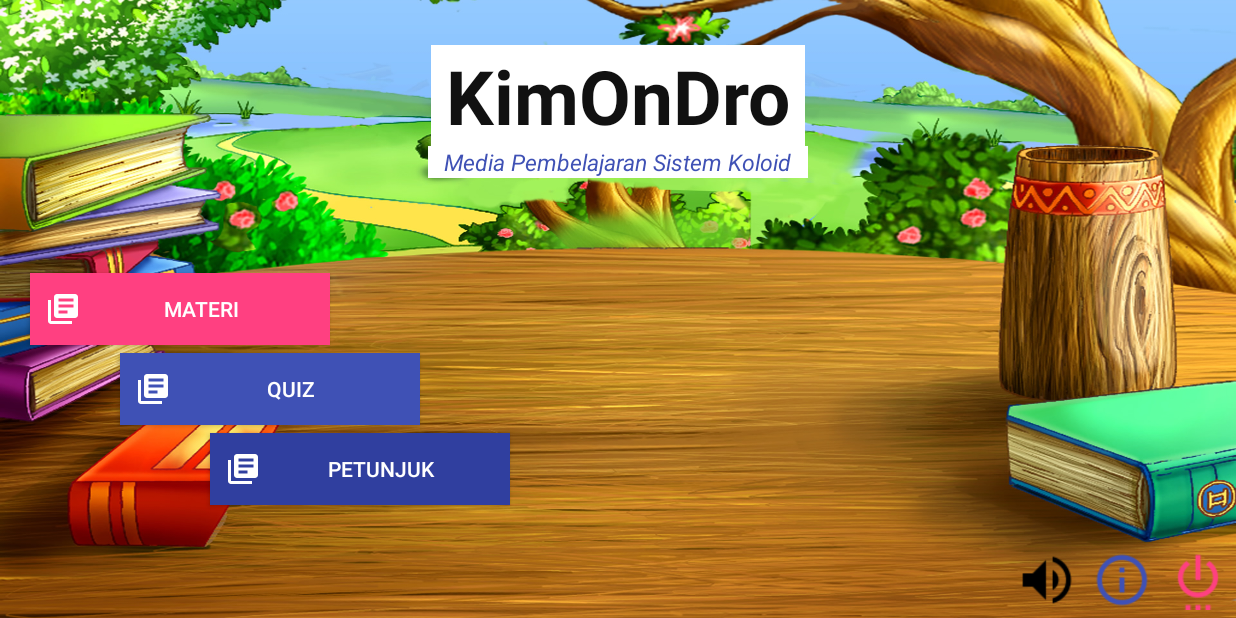
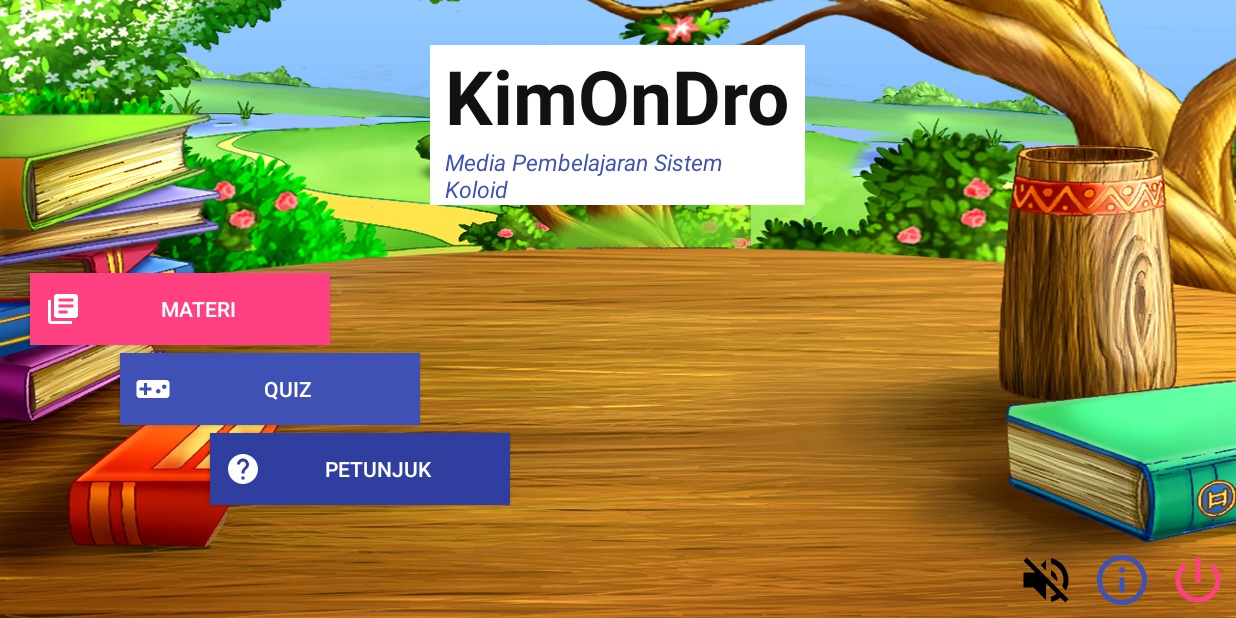
Before and after one commit to nandawawank/KimOnDroid, an Android app: the screen it shows after launch (MainActivity), after a tap on an icon or button, on a phone screen of 824 x 412 dp (held sideways). Run offline under Robolectric (Android 15) with nearby library versions, the phone set to English and light mode, and no system bars.

Commit message:
Menambahkan musik latar serta merubah ikon quiz dan petunjuk

```diff
--- a/app/src/main/java/com/madwak/kimondroid/MainActivity.java
+++ b/app/src/main/java/com/madwak/kimondroid/MainActivity.java
@@ -2,14 +2,23 @@ package com.madwak.kimondroid;
 
 import android.content.DialogInterface;
 import android.content.Intent;
+import android.graphics.drawable.Drawable;
+import android.media.MediaPlayer;
+import android.os.Build;
+import android.support.annotation.RequiresApi;
 import android.support.v7.app.AlertDialog;
 import android.support.v7.app.AppCompatActivity;
 import android.os.Bundle;
 import android.view.View;
 import android.view.Window;
 import android.view.WindowManager;
+import android.widget.Button;
 
 public class MainActivity extends AppCompatActivity {
+
+    Button btnMusic;
+    MediaPlayer bgMusic;
+    boolean isMusicOn = false;
 
     @Override
     protected void onCreate(Bundle savedInstanceState) {
@@ -17,6 +26,9 @@ public class MainActivity extends AppCompatActivity {
         this.requestWindowFeature(Window.FEATURE_NO_TITLE);
         this.getWindow().setFlags(WindowManager.LayoutParams.FLAG_FULLSCREEN, WindowManager.LayoutParams.FLAG_FULLSCREEN);
         setContentView(R.layout.activity_main);
+
+        btnMusic = (Button) findViewById(R.id.btnMusic);
+        funcMusic(null);
     }
 
     public void funcPetunjuk(View view) {
@@ -42,7 +54,19 @@ public class MainActivity extends AppCompatActivity {
     }
 
     public void funcMusic(View view) {
-
+        if (isMusicOn) {
+            bgMusic.stop();
+            bgMusic.release();
+            isMusicOn = false;
+            btnMusic.setBackgroundResource(R.drawable.ic_volume_off);
+        }
+        else {
+            bgMusic = MediaPlayer.create(MainActivity.this, R.raw.bensound_buddy);
+            bgMusic.start();
+            bgMusic.setLooping(true);
+            isMusicOn = true;
+            btnMusic.setBackgroundResource(R.drawable.ic_volume_up);
+        }
     }
 
     public void funcExit(View view) {
--- a/app/src/main/java/com/madwak/kimondroid/MateriOneActivity.java
+++ b/app/src/main/java/com/madwak/kimondroid/MateriOneActivity.java
@@ -21,9 +21,9 @@ public class MateriOneActivity extends AppCompatActivity {
         String[] materi_one= getResources().getStringArray(R.array.materi_satu);
 
         ListView listview =(ListView) findViewById(R.id.materi_one);
-
         ArrayAdapter adapter = new ArrayAdapter(this,android.R.layout.simple_list_item_1, materi_one);
         listview.setAdapter(adapter);
+
     }
 
 
--- /dev/null
+++ b/app/src/main/res/drawable/ic_help.xml
@@ -0,0 +1,9 @@
+<vector xmlns:android="http://schemas.android.com/apk/res/android"
+        android:width="24dp"
+        android:height="24dp"
+        android:viewportWidth="24.0"
+        android:viewportHeight="24.0">
+    <path
+        android:fillColor="#FFFF"
+        android:pathData="M12,2C6.48,2 2,6.48 2,12s4.48,10 10,10 10,-4.48 10,-10S17.52,2 12,2zM13,19h-2v-2h2v2zM15.07,11.25l-0.9,0.92C13.45,12.9 13,13.5 13,15h-2v-0.5c0,-1.1 0.45,-2.1 1.17,-2.83l1.24,-1.26c0.37,-0.36 0.59,-0.86 0.59,-1.41 0,-1.1 -0.9,-2 -2,-2s-2,0.9 -2,2L8,9c0,-2.21 1.79,-4 4,-4s4,1.79 4,4c0,0.88 -0.36,1.68 -0.93,2.25z"/>
+</vector>
--- /dev/null
+++ b/app/src/main/res/drawable/ic_info_outline.xml
@@ -0,0 +1,9 @@
+<vector xmlns:android="http://schemas.android.com/apk/res/android"
+        android:width="24dp"
+        android:height="24dp"
+        android:viewportWidth="24.0"
+        android:viewportHeight="24.0">
+    <path
+        android:fillColor="#FF000000"
+        android:pathData="M11,17h2v-6h-2v6zM12,2C6.48,2 2,6.48 2,12s4.48,10 10,10 10,-4.48 10,-10S17.52,2 12,2zM12,20c-4.41,0 -8,-3.59 -8,-8s3.59,-8 8,-8 8,3.59 8,8 -3.59,8 -8,8zM11,9h2L13,7h-2v2z"/>
+</vector>
--- /dev/null
+++ b/app/src/main/res/drawable/ic_power_settings.xml
@@ -0,0 +1,9 @@
+<vector xmlns:android="http://schemas.android.com/apk/res/android"
+        android:width="24dp"
+        android:height="24dp"
+        android:viewportWidth="24.0"
+        android:viewportHeight="24.0">
+    <path
+        android:fillColor="#FF000000"
+        android:pathData="M13,3h-2v10h2L13,3zM17.83,5.17l-1.42,1.42C17.99,7.86 19,9.81 19,12c0,3.87 -3.13,7 -7,7s-7,-3.13 -7,-7c0,-2.19 1.01,-4.14 2.58,-5.42L6.17,5.17C4.23,6.82 3,9.26 3,12c0,4.97 4.03,9 9,9s9,-4.03 9,-9c0,-2.74 -1.23,-5.18 -3.17,-6.83z"/>
+</vector>
--- /dev/null
+++ b/app/src/main/res/drawable/ic_videogame.xml
@@ -0,0 +1,9 @@
+<vector xmlns:android="http://schemas.android.com/apk/res/android"
+        android:width="24dp"
+        android:height="24dp"
+        android:viewportWidth="24.0"
+        android:viewportHeight="24.0">
+    <path
+        android:fillColor="#FFFF"
+        android:pathData="M21,6L3,6c-1.1,0 -2,0.9 -2,2v8c0,1.1 0.9,2 2,2h18c1.1,0 2,-0.9 2,-2L23,8c0,-1.1 -0.9,-2 -2,-2zM11,13L8,13v3L6,16v-3L3,13v-2h3L6,8h2v3h3v2zM15.5,15c-0.83,0 -1.5,-0.67 -1.5,-1.5s0.67,-1.5 1.5,-1.5 1.5,0.67 1.5,1.5 -0.67,1.5 -1.5,1.5zM19.5,12c-0.83,0 -1.5,-0.67 -1.5,-1.5S18.67,9 19.5,9s1.5,0.67 1.5,1.5 -0.67,1.5 -1.5,1.5z"/>
+</vector>
--- /dev/null
+++ b/app/src/main/res/drawable/ic_volume_off.xml
@@ -0,0 +1,9 @@
+<vector xmlns:android="http://schemas.android.com/apk/res/android"
+        android:width="24dp"
+        android:height="24dp"
+        android:viewportWidth="24.0"
+        android:viewportHeight="24.0">
+    <path
+        android:fillColor="#FF000000"
+        android:pathData="M16.5,12c0,-1.77 -1.02,-3.29 -2.5,-4.03v2.21l2.45,2.45c0.03,-0.2 0.05,-0.41 0.05,-0.63zM19,12c0,0.94 -0.2,1.82 -0.54,2.64l1.51,1.51C20.63,14.91 21,13.5 21,12c0,-4.28 -2.99,-7.86 -7,-8.77v2.06c2.89,0.86 5,3.54 5,6.71zM4.27,3L3,4.27 7.73,9L3,9v6h4l5,5v-6.73l4.25,4.25c-0.67,0.52 -1.42,0.93 -2.25,1.18v2.06c1.38,-0.31 2.63,-0.95 3.69,-1.81L19.73,21 21,19.73l-9,-9L4.27,3zM12,4L9.91,6.09 12,8.18L12,4z"/>
+</vector>
--- /dev/null
+++ b/app/src/main/res/drawable/ic_volume_up.xml
@@ -0,0 +1,9 @@
+<vector xmlns:android="http://schemas.android.com/apk/res/android"
+        android:width="24dp"
+        android:height="24dp"
+        android:viewportWidth="24.0"
+        android:viewportHeight="24.0">
+    <path
+        android:fillColor="#FF000000"
+        android:pathData="M3,9v6h4l5,5L12,4L7,9L3,9zM16.5,12c0,-1.77 -1.02,-3.29 -2.5,-4.03v8.05c1.48,-0.73 2.5,-2.25 2.5,-4.02zM14,3.23v2.06c2.89,0.86 5,3.54 5,6.71s-2.11,5.85 -5,6.71v2.06c4.01,-0.91 7,-4.49 7,-8.77s-2.99,-7.86 -7,-8.77z"/>
+</vector>
--- a/app/src/main/res/layout/activity_info.xml
+++ b/app/src/main/res/layout/activity_info.xml
@@ -5,8 +5,8 @@
     android:layout_width="match_parent"
     android:layout_height="match_parent"
     android:background="@drawable/papan"
-    android:padding="30dp"
     android:orientation="vertical"
+    android:padding="25dp"
     tools:context="com.madwak.kimondroid.InfoActivity">
 
     <TextView
@@ -14,13 +14,23 @@
         android:layout_width="wrap_content"
         android:layout_height="wrap_content"
         android:text="@string/app_name"
+        android:textColor="@color/colorAccent"
         android:textSize="50sp"
-        android:textColor="@color/colorAccent"
         android:textStyle="bold" />
+
+    <ScrollView
+        android:layout_width="match_parent"
+        android:layout_height="match_parent"
+        android:layout_below="@id/textView"
+        android:layout_marginBottom="10dp">
+
+        <RelativeLayout
+            android:layout_width="match_parent"
+            android:layout_height="match_parent">
+
 
             <TextView
                 android:id="@+id/textView2"
-        android:layout_below="@id/textView"
                 android:layout_width="wrap_content"
                 android:layout_height="wrap_content"
                 android:text="Merupakan media pembelajaran Kimia berbasis mobile yang pada seri ini berisikan materi sistem koloid.\nMedia pembelajaran ini dilengkapi dengan penjelasan materi, petunjuk pada aplikasi dan quiz yang dapat digunakan untuk membantu dalam pembelajran secara mandiri.\n"
@@ -28,24 +38,27 @@
 
             <TextView
                 android:id="@+id/textView3"
-        android:layout_below="@id/textView2"
                 android:layout_width="wrap_content"
                 android:layout_height="wrap_content"
-        android:textSize="16sp"
+                android:layout_below="@id/textView2"
+                android:text="Materi:\nDenda\nPengembang:\nAhmad Tantowi\nNanda Wawan K\nMusik:\nhttps://bensound.com\n"
                 android:textColor="@color/colorAccent"
-        android:text="Dikembangkan oleh:\nAhmad Tantowi\nNanda Wawan K"/>
+                android:textSize="16sp" />
+        </RelativeLayout>
+
+    </ScrollView>
 
     <Button
         android:id="@+id/buttonBack"
         android:layout_width="wrap_content"
         android:layout_height="wrap_content"
+        android:layout_alignParentBottom="true"
+        android:layout_alignParentRight="true"
         android:background="@color/colorPrimaryDark"
+        android:drawableLeft="@drawable/back"
         android:drawableStart="@drawable/back"
-        android:drawableLeft="@drawable/back"
+        android:onClick="funcBack"
         android:padding="10dp"
-        android:text="Back"
-        android:onClick="funcBack"
-        android:layout_alignParentBottom="true"
-        android:layout_alignParentRight="true" />
+        android:text="Back" />
 
 </RelativeLayout>
--- a/app/src/main/res/layout/activity_main.xml
+++ b/app/src/main/res/layout/activity_main.xml
@@ -9,7 +9,7 @@
 
     <TextView
         android:id="@+id/txtTitle"
-        android:layout_width="wrap_content"
+        android:layout_width="250dp"
         android:layout_height="wrap_content"
         android:layout_centerHorizontal="true"
         android:layout_marginTop="30dp"
@@ -24,11 +24,11 @@
     <TextView
         android:id="@+id/txtMiniTitle"
         android:layout_below="@id/txtTitle"
-        android:layout_width="wrap_content"
+        android:layout_width="250dp"
         android:layout_height="wrap_content"
         android:layout_centerHorizontal="true"
-        android:paddingLeft="10.5dp"
-        android:paddingRight="10.5dp"
+        android:paddingLeft="10dp"
+        android:paddingRight="10dp"
         android:background="@color/white"
         android:text="@string/app_subname"
         android:textColor="@color/colorPrimary"
@@ -46,7 +46,7 @@
         android:background="@color/colorAccent"
         android:drawableStart="@drawable/materi"
         android:drawableLeft="@drawable/materi"
-        android:text=" Materi"
+        android:text="Materi"
         android:onClick="funMateri" />
 
     <Button
@@ -58,9 +58,9 @@
         android:layout_marginBottom="5dp"
         android:padding="10dp"
         android:background="@color/colorPrimary"
-        android:drawableStart="@drawable/materi"
-        android:drawableLeft="@drawable/materi"
-        android:text=" Quiz"
+        android:drawableStart="@drawable/ic_videogame"
+        android:drawableLeft="@drawable/ic_videogame"
+        android:text="Quiz"
         android:onClick="funcQuiz" />
 
     <Button
@@ -72,9 +72,9 @@
         android:layout_marginBottom="5dp"
         android:padding="10dp"
         android:background="@color/colorPrimaryDark"
-        android:drawableStart="@drawable/materi"
-        android:drawableLeft="@drawable/materi"
-        android:text=" Petunjuk"
+        android:drawableStart="@drawable/ic_help"
+        android:drawableLeft="@drawable/ic_help"
+        android:text="Petunjuk"
         android:onClick="funcPetunjuk" />
 
     <Button
@@ -84,7 +84,7 @@
         android:layout_margin="5dp"
         android:layout_alignParentBottom="true"
         android:layout_alignParentRight="true"
-        android:background="@drawable/ic_settings_power_black_36dp"
+        android:background="@drawable/ic_power_settings"
         android:backgroundTint="@color/colorAccent"
         android:onClick="funcExit"/>
 
@@ -95,7 +95,7 @@
         android:layout_margin="5dp"
         android:layout_toLeftOf="@id/btnExit"
         android:layout_alignParentBottom="true"
-        android:background="@drawable/ic_info_outline_black_36dp"
+        android:background="@drawable/ic_info_outline"
         android:backgroundTint="@color/colorPrimary"
         android:onClick="funcInfo"/>
 
@@ -106,7 +106,7 @@
         android:layout_margin="5dp"
         android:layout_toLeftOf="@id/btnInfo"
         android:layout_alignParentBottom="true"
-        android:background="@drawable/ic_volume_up_black_36dp"
+        android:background="@drawable/ic_volume_up"
         android:onClick="funcMusic"/>
 
 </RelativeLayout>
```
Also changed, not shown: app/src/main/AndroidManifest.xml (+10 -5 lines), app/src/main/res/drawable/ic_info_outline_black_36dp.png (deleted), app/src/main/res/drawable/ic_settings_power_black_36dp.png (deleted), app/src/main/res/drawable/ic_volume_off_black_36dp.png (deleted), app/src/main/res/drawable/ic_volume_up_black_36dp.png (deleted). Lines whose indentation alone changed are shown as unchanged.
